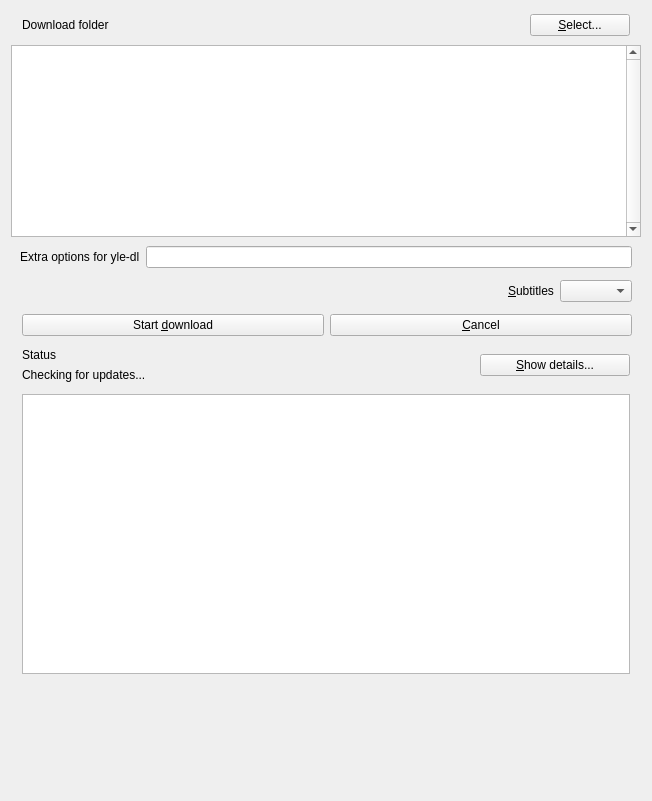
Qt form MainWindow.ui (hekkup/yle-downloader-gui) before a commit.
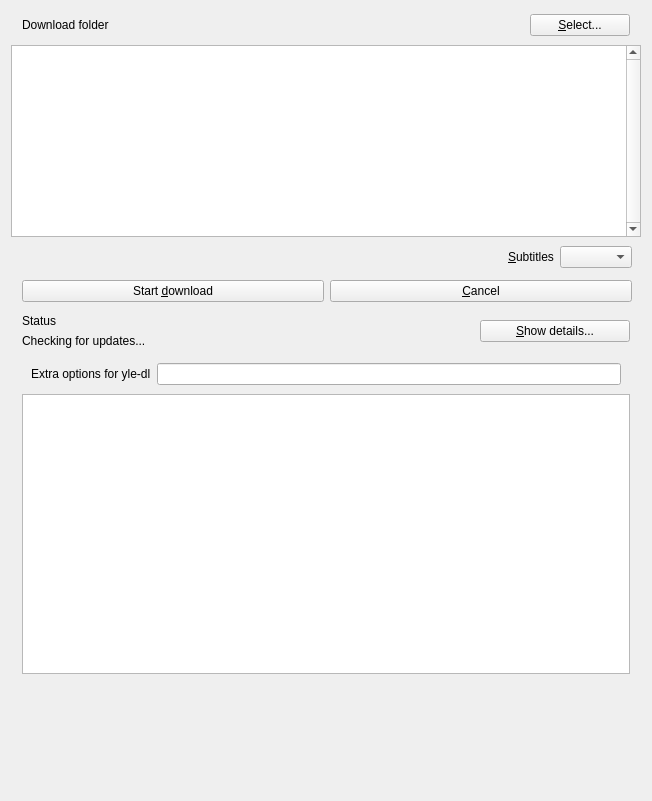
The same form after that commit. Custom widgets are drawn as their Qt base class.

Commit message:
Moved yle-dl extra options field to detailsWidget.
It's an advanced option that'd be just UI clutter for
the vast majority of users.

Patch:
```diff
--- a/MainWindow.ui
+++ b/MainWindow.ui
@@ -85,32 +85,6 @@
       </attribute>
      </widget>
     </item>
-    <item>
-     <layout class="QHBoxLayout" name="horizontalLayout_7">
-      <property name="leftMargin">
-       <number>9</number>
-      </property>
-      <property name="topMargin">
-       <number>3</number>
-      </property>
-      <property name="rightMargin">
-       <number>9</number>
-      </property>
-      <property name="bottomMargin">
-       <number>3</number>
-      </property>
-      <item>
-       <widget class="QLabel" name="yleDlExtraOptionsLabel">
-        <property name="text">
-         <string>Extra options for yle-dl</string>
-        </property>
-       </widget>
-      </item>
-      <item>
-       <widget class="QLineEdit" name="yleDlExtraOptionsLineEdit"/>
-      </item>
-     </layout>
-    </item>
     <item>
      <widget class="QWidget" name="subtitlesWidget" native="true">
       <layout class="QHBoxLayout" name="horizontalLayout_6">
@@ -241,13 +215,39 @@
     </item>
     <item>
      <widget class="QWidget" name="detailsWidget" native="true">
-      <layout class="QHBoxLayout" name="horizontalLayout_5">
+      <layout class="QVBoxLayout" name="verticalLayout_2">
        <property name="topMargin">
         <number>3</number>
        </property>
        <property name="bottomMargin">
         <number>3</number>
        </property>
+       <item>
+        <layout class="QHBoxLayout" name="extraOptionsWidget">
+         <property name="leftMargin">
+          <number>9</number>
+         </property>
+         <property name="topMargin">
+          <number>3</number>
+         </property>
+         <property name="rightMargin">
+          <number>9</number>
+         </property>
+         <property name="bottomMargin">
+          <number>3</number>
+         </property>
+         <item>
+          <widget class="QLabel" name="yleDlExtraOptionsLabel">
+           <property name="text">
+            <string>Extra options for yle-dl</string>
+           </property>
+          </widget>
+         </item>
+         <item>
+          <widget class="QLineEdit" name="yleDlExtraOptionsLineEdit"/>
+         </item>
+        </layout>
+       </item>
        <item>
         <widget class="QPlainTextEdit" name="detailsTextEdit">
          <property name="minimumSize">
```
